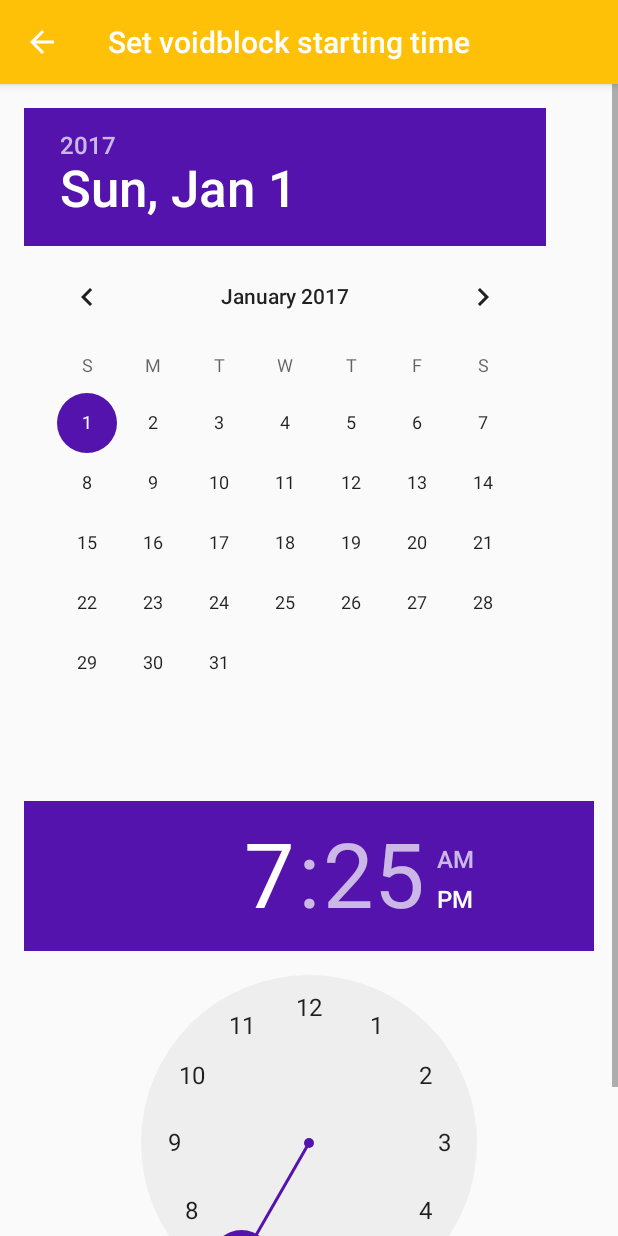
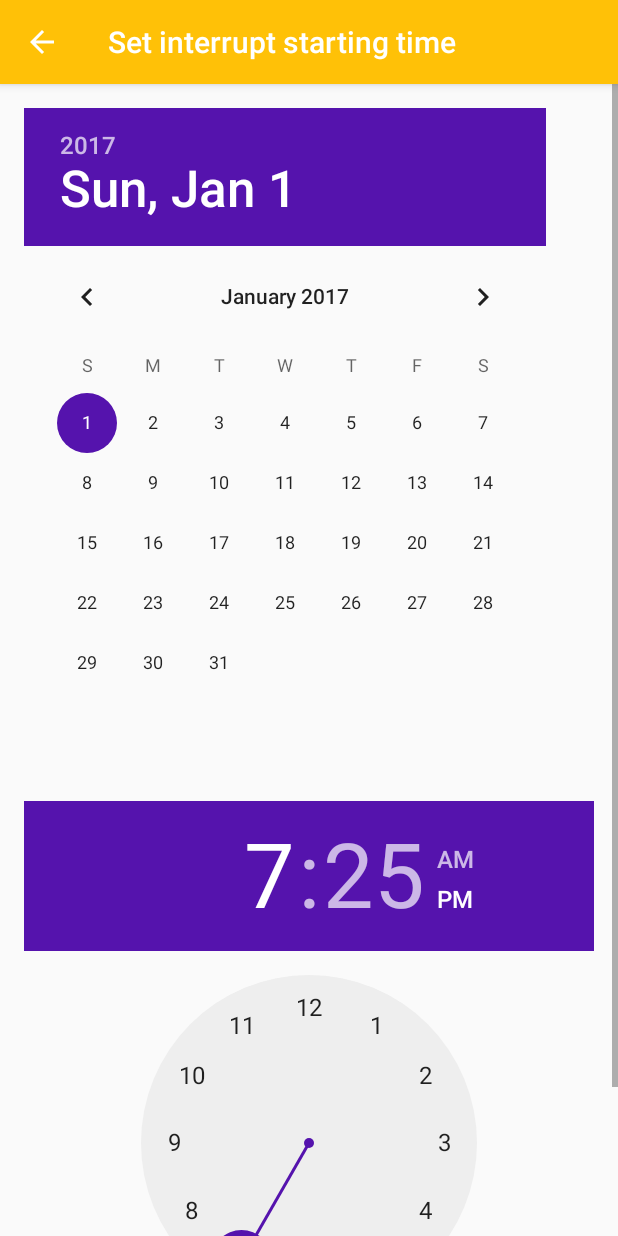
Before and after one commit to mrzzy/Skeem, an Android app: the VoidblockCreateActivity screen opened directly, with no data from a screen before it, after a tap on "From:", on a phone screen of 412 x 824 dp. Run offline under Robolectric (Android 15) with nearby library versions, the phone set to English and light mode, and no system bars.

Commit message:
Updated VoidblockCreateActivity to use strings from strings.xml Changed the names of from and to of voidblocks to be "interrupt"

```diff
--- a/Android/Skeem/app/src/main/java/sstinc/skeem/activities/VoidblockCreateActivity.java
+++ b/Android/Skeem/app/src/main/java/sstinc/skeem/activities/VoidblockCreateActivity.java
@@ -106,7 +106,7 @@ public class VoidblockCreateActivity extends AppCompatActivity {
                 currentDatetime.setMillis(Calendar.getInstance().getTimeInMillis());
                 // Set datetime selector to have date and time
                 intent.putExtra(CreateDatetimeActivity.EXTRA_RECEIVE_TITLE,
-                        "Set voidblock starting time");
+                        getString(R.string.activity_voidblock_create_from_title));
                 // Set if date is needed
                 if (!switch_repeat.isChecked() ||
                         voidblock.getWeekDays().getWeekDays_list().isEmpty()) {
@@ -148,7 +148,7 @@ public class VoidblockCreateActivity extends AppCompatActivity {
                 currentDatetime.setMillis(Calendar.getInstance().getTimeInMillis());
                 // Set datetime selector to have date and time
                 intent.putExtra(CreateDatetimeActivity.EXTRA_RECEIVE_TITLE,
-                        "Set voidblock ending time");
+                        getString(R.string.activity_voidblock_create_to_title));
                 // Set if date is needed
                 if (!switch_repeat.isChecked() ||
                         voidblock.getWeekDays().getWeekDays_list().isEmpty()) {
--- a/Android/Skeem/app/src/main/res/values/strings.xml
+++ b/Android/Skeem/app/src/main/res/values/strings.xml
@@ -81,6 +81,8 @@
     <string name="dialog_voidblock_obsolete_message">The Interrupt is obsolete.</string>
 
     <!-- Create voidblock Activity -->
+    <string name="activity_voidblock_create_from_title">Set interrupt starting time</string>
+    <string name="activity_voidblock_create_to_title">Set interrupt ending time</string>
     <string name="field_text_voidblock_name_hint">Name</string>
     <string name="text_view_from">From:</string>
     <string name="text_view_to">To:</string>
```
